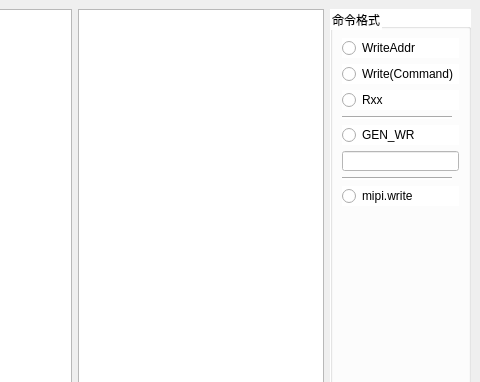
First picture: the form in bsp_tools/ui_initcode_builder.ui, repository 0aibin0/bsp_tools, before the edit; both pictures show x 182 to 662 and y 0 to 382 of the 662 by 630 pixel window.
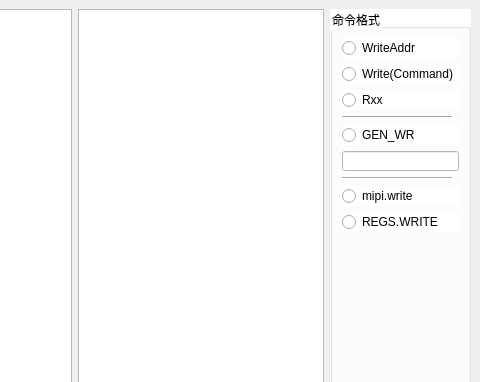
Second picture: the form after the edit.

Commit message:
DisplayTools v3.2.22 — Initcode Builder 新增 REGS.WRITE 输入格式
- 新增第 6 种输入格式 REGS.WRITE(addr,dtype,payload…)：
  第一个参数（寄存器/通道号）丢弃，第二个是块类型、当包头原样保留，
  其余是负载（首字节 DCS 命令 + 参数）
- 支持跨行语句：从 REGS.WRITE( 到配对的 ) 才算一条，长命令折行不影响；
  DSC PPS 那种一百多字节的行，即使折行把 0x2A 劈成「0x2」+换行+「A」
  也能正确拼回（切参数前先去掉全部空白）
- 过滤规则与其它格式一致：只解析 REGS.WRITE 开头的语句，注释 / 空行 /
  别的日志一律丢弃；参数不足、缺 ')'、非十六进制会报错
- check_initcode 111 → 128 项：真实 8 条（含 95 字节 DSC PPS）、折行拼接、
  通道号忽略、异常输入、界面全链路
- 文档：README / ReadMe / func-list 同步为 6 种格式
- 重新打包 dist/DisplayTools.exe（v3.2.22）

What changed in the file:
```diff
--- a/bsp_tools/ui_initcode_builder.ui
+++ b/bsp_tools/ui_initcode_builder.ui
@@ -65,7 +65,7 @@
          </property>
         </widget>
        </item>
-       <item row="8" column="0">
+       <item row="9" column="0">
         <spacer name="verticalSpacer">
          <property name="orientation">
           <enum>Qt::Vertical</enum>
@@ -145,6 +145,13 @@
          </property>
         </widget>
        </item>
+       <item row="8" column="0">
+        <widget class="QRadioButton" name="radioButton_6">
+         <property name="text">
+          <string>REGS.WRITE</string>
+         </property>
+        </widget>
+       </item>
       </layout>
      </widget>
     </item>
```
The commit also changes 10 other files.
